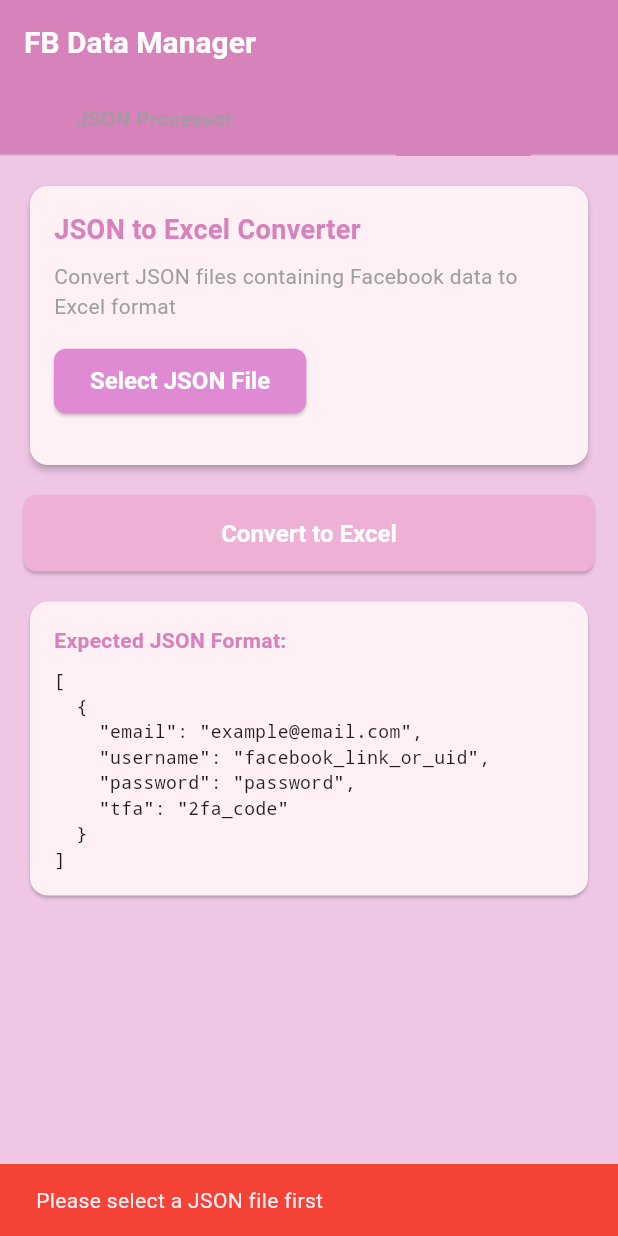
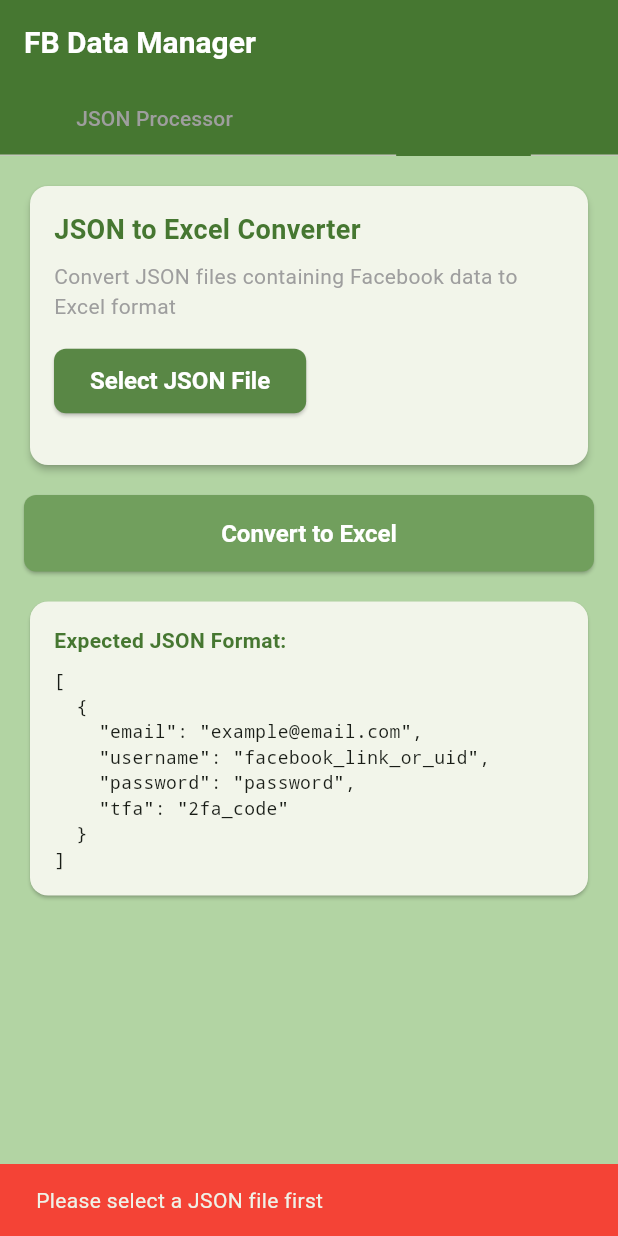
Before and after one commit to sinescode/fbdata, a Flutter app: the screen it shows after launch, tab 2 chosen, after a tap on "Convert to Excel", on a phone screen of 412 x 824 dp. Run offline on Flutter 3.47's test engine with Material 3 defaults, Android fonts, the phone set to English and light mode, and no system bars; our stand-ins replace file_picker; missing offline and left inert: excel.

Commit message:
firshhhht commit

```diff
--- a/lib/main.dart
+++ b/lib/main.dart
@@ -14,16 +14,16 @@
     return MaterialApp(
       title: 'FB Data Manager',
       theme: ThemeData(
-        primaryColor: const Color(0xFFD782BA),
+        primaryColor: const Color(0xFF467731),
         colorScheme: ColorScheme.fromSeed(
-          seedColor: const Color(0xFFD782BA),
-          primary: const Color(0xFFD782BA),
-          secondary: const Color(0xFFE18AD4),
-          surface: const Color(0xFFEFC7E5),
-          background: const Color(0xFFF8F0F7),
+          seedColor: const Color(0xFF467731),
+          primary: const Color(0xFF467731),
+          secondary: const Color(0xFF598745),
+          surface: const Color(0xFFB2D4A3),
+          background: const Color(0xFFF5F9F3),
         ),
         appBarTheme: const AppBarTheme(
-          backgroundColor: Color(0xFFD782BA),
+          backgroundColor: Color(0xFF467731),
           titleTextStyle: TextStyle(
             color: Colors.white,
             fontSize: 20,
@@ -32,7 +32,7 @@
         ),
         elevatedButtonTheme: ElevatedButtonThemeData(
           style: ElevatedButton.styleFrom(
-            backgroundColor: const Color(0xFFD782BA),
+            backgroundColor: const Color(0xFF467731),
             foregroundColor: Colors.white,
             textStyle: const TextStyle(
               fontSize: 16,
@@ -46,21 +46,20 @@
         ),
         textButtonTheme: TextButtonThemeData(
           style: TextButton.styleFrom(
-            foregroundColor: const Color(0xFFD782BA),
+            foregroundColor: const Color(0xFF467731),
             textStyle: const TextStyle(
               fontSize: 14,
               fontWeight: FontWeight.w500,
             ),
           ),
         ),
-        // FIXED: Updated TabBarTheme to TabBarThemeData
         tabBarTheme: TabBarThemeData(
-          labelColor: const Color(0xFFD782BA),
+          labelColor: const Color(0xFF467731),
           unselectedLabelColor: Colors.grey,
           indicator: BoxDecoration(
             border: Border(
               bottom: BorderSide(
-                color: const Color(0xFFD782BA),
+                color: const Color(0xFF467731),
                 width: 2,
               ),
             ),
--- a/lib/tabs/json_processor_tab.dart
+++ b/lib/tabs/json_processor_tab.dart
@@ -173,9 +173,15 @@
       final String baseName = path.basenameWithoutExtension(fileName);
       final String newFileName = 'uid_$baseName.json';
 
+      // Get downloads directory - FIXED PATH
       Directory? downloadsDir;
       if (Platform.isAndroid) {
-        downloadsDir = await getExternalStorageDirectory();
+        // For Android, use external storage
+        downloadsDir = Directory('/storage/emulated/0/Download');
+        if (!await downloadsDir.exists()) {
+          // Fallback to getExternalStorageDirectory
+          downloadsDir = await getExternalStorageDirectory();
+        }
       } else {
         downloadsDir = await getDownloadsDirectory();
       }
@@ -191,17 +197,40 @@
 
         _addLog('File saved successfully: ${file.path}');
 
+        // Check if file was actually created
+        if (await file.exists()) {
+          ScaffoldMessenger.of(context).showSnackBar(
+            SnackBar(
+              content: Text('File saved to: ${file.path}'),
+              backgroundColor: const Color(0xFF467731),
+            ),
+          );
+        } else {
+          _addLog('Error: File was not created');
+          ScaffoldMessenger.of(context).showSnackBar(
+            const SnackBar(
+              content: Text('Error: File was not saved'),
+              backgroundColor: Colors.red,
+            ),
+          );
+        }
+      } else {
+        _addLog('Could not access downloads directory');
         ScaffoldMessenger.of(context).showSnackBar(
-          SnackBar(
-            content: Text('File saved to: ${file.path}'),
-            backgroundColor: const Color(0xFFD782BA),
+          const SnackBar(
+            content: Text('Error: Could not access storage'),
+            backgroundColor: Colors.red,
           ),
         );
-      } else {
-        _addLog('Could not access downloads directory');
       }
     } catch (e) {
       _addLog('Error saving file: $e');
+      ScaffoldMessenger.of(context).showSnackBar(
+        SnackBar(
+          content: Text('Save error: $e'),
+          backgroundColor: Colors.red,
+        ),
+      );
     }
   }
 
@@ -218,7 +247,7 @@
                 child: ElevatedButton(
                   onPressed: _importJSON,
                   style: ElevatedButton.styleFrom(
-                    backgroundColor: const Color(0xFFE18AD4),
+                    backgroundColor: const Color(0xFF598745),
                   ),
                   child: const Text('Import JSON'),
                 ),
@@ -228,7 +257,7 @@
                 child: ElevatedButton(
                   onPressed: _isProcessing ? null : _processData,
                   style: ElevatedButton.styleFrom(
-                    backgroundColor: const Color(0xFFEEB1D5),
+                    backgroundColor: const Color(0xFF719F5D),
                   ),
                   child: _isProcessing
                       ? const SizedBox(
@@ -248,7 +277,7 @@
           ElevatedButton(
             onPressed: _data.isEmpty ? null : _downloadJSON,
             style: ElevatedButton.styleFrom(
-              backgroundColor: const Color(0xFFEFC7E5),
+              backgroundColor: const Color(0xFF91B880),
             ),
             child: const Text('Download Processed JSON'),
           ),
@@ -258,14 +287,14 @@
             style: const TextStyle(
               fontSize: 16,
               fontWeight: FontWeight.bold,
-              color: Color(0xFFD782BA),
+              color: Color(0xFF467731),
             ),
           ),
           const SizedBox(height: 16),
           Expanded(
             child: Container(
               decoration: BoxDecoration(
-                border: Border.all(color: const Color(0xFFE18AD4)),
+                border: Border.all(color: const Color(0xFFB2D4A3)),
                 borderRadius: BorderRadius.circular(8),
               ),
               padding: const EdgeInsets.all(8),
@@ -276,14 +305,14 @@
                     'Logs:',
                     style: TextStyle(
                       fontWeight: FontWeight.bold,
-                      color: Color(0xFFD782BA),
+                      color: Color(0xFF467731),
                     ),
                   ),
                   const SizedBox(height: 8),
                   Expanded(
                     child: Container(
                       decoration: BoxDecoration(
-                        color: Colors.grey[50],
+                        color: const Color(0xFFF5F9F3),
                         borderRadius: BorderRadius.circular(4),
                       ),
                       padding: const EdgeInsets.all(8),
--- a/lib/tabs/json_to_excel_tab.dart
+++ b/lib/tabs/json_to_excel_tab.dart
@@ -31,7 +31,7 @@
     ScaffoldMessenger.of(context).showSnackBar(
       SnackBar(
         content: Text(message),
-        backgroundColor: const Color(0xFFD782BA),
+        backgroundColor: const Color(0xFF467731),
       ),
     );
   }
@@ -82,7 +82,7 @@
       var excelFile = Excel.createExcel();
       Sheet sheet = excelFile['Sheet1'];
 
-      // Add headers with styling
+      // Add headers
       sheet.appendRow([
         TextCellValue('Username'),
         TextCellValue('Password'),
@@ -105,8 +105,17 @@
       final baseName = path.basenameWithoutExtension(_selectedJsonFile!.name);
       final fileName = '${baseName}.xlsx';
 
-      // Get the downloads directory and create fb_saver folder
-      final Directory downloadsDir = Directory('/storage/emulated/0/Download');
+      // Get the downloads directory - FIXED PATH
+      Directory downloadsDir;
+      if (Platform.isAndroid) {
+        downloadsDir = Directory('/storage/emulated/0/Download');
+        if (!await downloadsDir.exists()) {
+          downloadsDir = (await getExternalStorageDirectory())!;
+        }
+      } else {
+        downloadsDir = (await getDownloadsDirectory())!;
+      }
+
       final Directory saveDir = Directory('${downloadsDir.path}/fb_saver');
       if (!await saveDir.exists()) {
         await saveDir.create(recursive: true);
@@ -119,7 +128,12 @@
       if (excelBytes != null) {
         await file.writeAsBytes(excelBytes);
 
-        _showSuccess('Converted and saved to ${saveDir.path}/$fileName');
+        // Verify file was created
+        if (await file.exists()) {
+          _showSuccess('Converted and saved to ${saveDir.path}/$fileName');
+        } else {
+          _showError('File was not created successfully');
+        }
       } else {
         _showError('Failed to encode Excel file');
       }
@@ -151,7 +165,7 @@
                     style: TextStyle(
                       fontSize: 18,
                       fontWeight: FontWeight.bold,
-                      color: Color(0xFFD782BA),
+                      color: Color(0xFF467731),
                     ),
                   ),
                   const SizedBox(height: 8),
@@ -163,7 +177,7 @@
                   ElevatedButton(
                     onPressed: _selectJsonFile,
                     style: ElevatedButton.styleFrom(
-                      backgroundColor: const Color(0xFFE18AD4),
+                      backgroundColor: const Color(0xFF598745),
                     ),
                     child: const Text('Select JSON File'),
                   ),
@@ -173,7 +187,7 @@
                       'Selected file: ${_selectedJsonFile!.name}',
                       style: const TextStyle(
                         fontWeight: FontWeight.bold,
-                        color: Color(0xFFD782BA),
+                        color: Color(0xFF467731),
                       ),
                     ),
                     const SizedBox(height: 8),
@@ -190,7 +204,7 @@
           ElevatedButton(
             onPressed: _isConverting ? null : _convertJsonToExcel,
             style: ElevatedButton.styleFrom(
-              backgroundColor: const Color(0xFFEEB1D5),
+              backgroundColor: const Color(0xFF719F5D),
               padding: const EdgeInsets.symmetric(vertical: 16),
             ),
             child: _isConverting
@@ -218,7 +232,7 @@
                     'Expected JSON Format:',
                     style: TextStyle(
                       fontWeight: FontWeight.bold,
-                      color: Color(0xFFD782BA),
+                      color: Color(0xFF467731),
                     ),
                   ),
                   SizedBox(height: 8),
```
Also changed, not shown: 1 other file.
